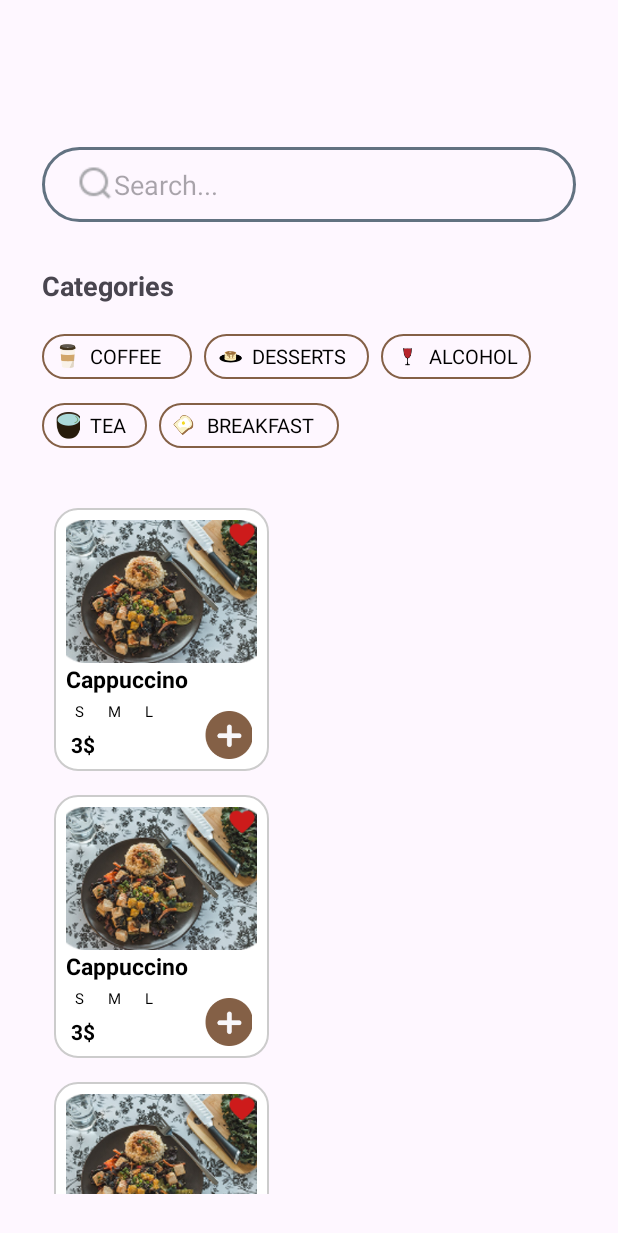
After one commit to mitiie/android_app_final, an Android app: the layout activity_home.xml on its own in the app's theme, with its tools: preview values and no code run, on a phone screen of 412 x 824 dp. The commit adds this screen. Shown: the top 1233 px of the screen. Run offline under Robolectric (Android 15) with nearby library versions, the phone set to English and light mode, and no system bars.

Commit message:
implement home screen

```diff
--- a/app/src/main/AndroidManifest.xml
+++ b/app/src/main/AndroidManifest.xml
@@ -25,5 +25,6 @@
             android:name=".LoginActivity"
             android:exported="true" />
         <activity android:name=".RegisterActivity" />
+        <activity android:name=".HomeActivity" />
     </application>
 </manifest>
--- /dev/null
+++ b/app/src/main/java/com/example/androidappfinal/HomeActivity.java
@@ -0,0 +1,22 @@
+package com.example.androidappfinal;
+
+import android.os.Bundle;
+import androidx.appcompat.app.AppCompatActivity;
+import androidx.recyclerview.widget.GridLayoutManager;
+import androidx.recyclerview.widget.RecyclerView;
+import java.util.ArrayList;
+import java.util.List;
+
+public class HomeActivity extends AppCompatActivity {
+    RecyclerView rvItems;
+
+    @Override
+    protected void onCreate(Bundle savedInstanceState) {
+        super.onCreate(savedInstanceState);
+        setContentView(R.layout.activity_home);
+
+        rvItems = findViewById(R.id.rvItems);
+        rvItems.setLayoutManager(new GridLayoutManager(this, 2));
+
+    }
+}
--- /dev/null
+++ b/app/src/main/res/drawable/bg_category_button.xml
@@ -0,0 +1,15 @@
+<!-- res/drawable/bg_search.xml -->
+<shape xmlns:android="http://schemas.android.com/apk/res/android"
+    android:shape="rectangle">
+
+    <!-- Màu nền trong suốt hoặc màu khác nếu muốn -->
+    <solid android:color="@android:color/transparent"/>
+
+    <!-- Viền màu #627281, độ dày 2dp (có thể thay đổi) -->
+    <stroke
+        android:width="1dp"
+        android:color="#846046" />
+
+    <!-- Bo góc 100dp -->
+    <corners android:radius="33dp"/>
+</shape>
--- /dev/null
+++ b/app/src/main/res/drawable/bg_search.xml
@@ -0,0 +1,12 @@
+<!-- res/drawable/bg_search.xml -->
+<shape xmlns:android="http://schemas.android.com/apk/res/android"
+    android:shape="rectangle">
+
+    <solid android:color="@android:color/transparent"/>
+
+    <stroke
+        android:width="2dp"
+        android:color="#627281" />
+
+    <corners android:radius="100dp"/>
+</shape>
--- a/app/src/main/res/drawable/edittext_background.xml
+++ b/app/src/main/res/drawable/edittext_background.xml
@@ -1,5 +1,5 @@
 <shape xmlns:android="http://schemas.android.com/apk/res/android" android:shape="rectangle">
     <solid android:color="#FFFFFF"/>
-    <corners android:radius="10dp"/>
+    <corners android:radius="15dp"/>
     <stroke android:width="1dp" android:color="#CCCCCC"/>
 </shape>
--- a/app/src/main/res/layout/activity_favourite.xml
+++ b/app/src/main/res/layout/activity_favourite.xml
@@ -9,7 +9,7 @@
     <!-- Thanh tìm kiếm -->
     <EditText
         android:layout_width="match_parent"
-        android:layout_height="wrap_content"
+        android:layout_height="50dp"
         android:hint="Search..."
         android:drawableLeft="@drawable/ic_search"
         android:background="@drawable/edittext_background"
--- /dev/null
+++ b/app/src/main/res/layout/activity_home.xml
@@ -0,0 +1,196 @@
+<?xml version="1.0" encoding="utf-8"?>
+<androidx.constraintlayout.widget.ConstraintLayout xmlns:android="http://schemas.android.com/apk/res/android"
+    xmlns:app="http://schemas.android.com/apk/res-auto"
+    xmlns:tools="http://schemas.android.com/tools"
+    android:layout_width="match_parent"
+    android:layout_height="match_parent"
+    android:padding="28dp"
+    tools:context=".HomeActivity">
+
+    <EditText
+        android:id="@+id/edtSearch"
+        android:layout_width="0dp"
+        android:layout_height="50dp"
+        android:hint="Search..."
+        android:drawableLeft="@drawable/ic_search"
+        android:background="@drawable/bg_search"
+        android:paddingStart="24dp"
+        android:paddingEnd="24dp"
+        android:gravity="center_vertical"
+        android:layout_marginTop="70dp"
+        app:layout_constraintTop_toTopOf="parent"
+        app:layout_constraintStart_toStartOf="parent"
+        app:layout_constraintEnd_toEndOf="parent" />
+
+    <!-- Label Categories -->
+    <TextView
+        android:id="@+id/tvCategories"
+        android:layout_width="wrap_content"
+        android:layout_height="wrap_content"
+        android:text="Categories"
+        android:textSize="18sp"
+        android:textStyle="bold"
+        android:layout_marginTop="30dp"
+        app:layout_constraintTop_toBottomOf="@id/edtSearch"
+        app:layout_constraintStart_toStartOf="@id/edtSearch" />
+
+    <!-- Danh sách Categories (2 hàng) -->
+    <LinearLayout
+        android:id="@+id/categoryLayout"
+        android:layout_width="match_parent"
+        android:layout_height="wrap_content"
+        android:orientation="vertical"
+        android:layout_marginTop="20dp"
+        app:layout_constraintTop_toBottomOf="@id/tvCategories"
+        app:layout_constraintStart_toStartOf="@id/tvCategories">
+
+        <!-- Hàng 1: 3 nút -->
+        <LinearLayout
+            android:layout_width="wrap_content"
+            android:layout_height="wrap_content"
+            android:orientation="horizontal">
+
+            <!-- COFFEE -->
+            <LinearLayout
+                android:layout_width="100dp"
+                android:layout_height="30dp"
+                android:orientation="horizontal"
+                android:background="@drawable/bg_category_button"
+                android:gravity="center_vertical"
+                android:paddingStart="8dp"
+                android:layout_marginEnd="8dp"
+                android:layout_marginBottom="8dp">
+
+                <ImageView
+                    android:layout_width="18dp"
+                    android:layout_height="18dp"
+                    android:src="@drawable/ic_coffee" />
+
+                <TextView
+                    android:layout_width="wrap_content"
+                    android:layout_height="wrap_content"
+                    android:text="COFFEE"
+                    android:textColor="@android:color/black"
+                    android:textSize="13sp"
+                    android:layout_marginStart="6dp" />
+            </LinearLayout>
+
+            <!-- DESSERTS -->
+            <LinearLayout
+                android:layout_width="110dp"
+                android:layout_height="30dp"
+                android:orientation="horizontal"
+                android:background="@drawable/bg_category_button"
+                android:gravity="center_vertical"
+                android:paddingStart="8dp"
+                android:layout_marginEnd="8dp"
+                android:layout_marginBottom="8dp">
+
+                <ImageView
+                    android:layout_width="18dp"
+                    android:layout_height="18dp"
+                    android:src="@drawable/ic_desserts" />
+
+                <TextView
+                    android:layout_width="wrap_content"
+                    android:layout_height="wrap_content"
+                    android:text="DESSERTS"
+                    android:textColor="@android:color/black"
+                    android:textSize="13sp"
+                    android:layout_marginStart="6dp" />
+            </LinearLayout>
+
+            <!-- ALCOHOL -->
+            <LinearLayout
+                android:layout_width="100dp"
+                android:layout_height="30dp"
+                android:orientation="horizontal"
+                android:background="@drawable/bg_category_button"
+                android:gravity="center_vertical"
+                android:paddingStart="8dp"
+                android:layout_marginBottom="8dp">
+
+                <ImageView
+                    android:layout_width="18dp"
+                    android:layout_height="18dp"
+                    android:src="@drawable/ic_wine" />
+
+                <TextView
+                    android:layout_width="wrap_content"
+                    android:layout_height="wrap_content"
+                    android:text="ALCOHOL"
+                    android:textColor="@android:color/black"
+                    android:textSize="13sp"
+                    android:layout_marginStart="6dp" />
+            </LinearLayout>
+        </LinearLayout>
+
+        <!-- Hàng 2: 2 nút -->
+        <LinearLayout
+            android:layout_width="wrap_content"
+            android:layout_height="wrap_content"
+            android:orientation="horizontal"
+            android:layout_marginTop="8dp">
+
+            <LinearLayout
+                android:layout_width="70dp"
+                android:layout_height="30dp"
+                android:orientation="horizontal"
+                android:background="@drawable/bg_category_button"
+                android:gravity="center_vertical"
+                android:paddingStart="8dp"
+                android:layout_marginEnd="8dp"
+                android:layout_marginBottom="8dp">
+
+                <ImageView
+                    android:layout_width="18dp"
+                    android:layout_height="18dp"
+                    android:src="@drawable/ic_tea" />
+
+                <TextView
+                    android:layout_width="wrap_content"
+                    android:layout_height="wrap_content"
+                    android:text="TEA"
+                    android:textColor="@android:color/black"
+                    android:textSize="13sp"
+                    android:layout_marginStart="6dp" />
+            </LinearLayout>
+
+            <LinearLayout
+                android:layout_width="120dp"
+                android:layout_height="30dp"
+                android:orientation="horizontal"
+                android:background="@drawable/bg_category_button"
+                android:gravity="center_vertical"
+                android:paddingStart="8dp"
+                android:layout_marginBottom="8dp">
+
+                <ImageView
+                    android:layout_width="18dp"
+                    android:layout_height="18dp"
+                    android:src="@drawable/ic_bread" />
+
+                <TextView
+                    android:layout_width="wrap_content"
+                    android:layout_height="wrap_content"
+                    android:text="BREAKFAST"
+                    android:textColor="@android:color/black"
+                    android:textSize="13sp"
+                    android:layout_marginStart="6dp" />
+            </LinearLayout>
+        </LinearLayout>
+
+    </LinearLayout>
+
+    <androidx.recyclerview.widget.RecyclerView
+        android:id="@+id/rvItems"
+        android:layout_width="0dp"
+        android:layout_height="0dp"
+        android:layout_marginTop="24dp"
+        app:layout_constraintTop_toBottomOf="@id/categoryLayout"
+        app:layout_constraintBottom_toBottomOf="parent"
+        app:layout_constraintStart_toStartOf="parent"
+        app:layout_constraintEnd_toEndOf="parent"
+        tools:listitem="@layout/item_home" />
+
+</androidx.constraintlayout.widget.ConstraintLayout>
--- /dev/null
+++ b/app/src/main/res/layout/item_home.xml
@@ -0,0 +1,110 @@
+<?xml version="1.0" encoding="utf-8"?>
+<androidx.constraintlayout.widget.ConstraintLayout xmlns:android="http://schemas.android.com/apk/res/android"
+    xmlns:app="http://schemas.android.com/apk/res-auto"
+    android:layout_width="143dp"
+    android:layout_height="175dp"
+    android:layout_margin="8dp"
+    android:background="@drawable/edittext_background"
+    android:padding="8dp">
+
+    <!-- Ảnh đồ uống -->
+    <ImageView
+        android:id="@+id/imgDrink"
+        android:layout_width="0dp"
+        android:layout_height="0dp"
+        android:scaleType="centerCrop"
+        android:src="@drawable/image_product1"
+        app:layout_constraintTop_toTopOf="parent"
+        app:layout_constraintStart_toStartOf="parent"
+        app:layout_constraintEnd_toEndOf="parent"
+        app:layout_constraintDimensionRatio="4:3" />
+
+    <!-- Nút trái tim -->
+    <ImageButton
+        android:id="@+id/btnFavorite"
+        android:layout_width="20dp"
+        android:layout_height="20dp"
+        android:background="@android:color/transparent"
+        android:scaleType="centerCrop"
+        android:src="@drawable/ic_favorite"
+        app:layout_constraintEnd_toEndOf="@id/imgDrink"
+        app:layout_constraintTop_toTopOf="@id/imgDrink" />
+
+    <!-- Tên đồ uống -->
+    <TextView
+        android:id="@+id/tvDrinkName"
+        android:layout_width="wrap_content"
+        android:layout_height="wrap_content"
+        android:text="Cappuccino"
+        android:textStyle="bold"
+        android:textSize="15sp"
+        android:textColor="#000000"
+        app:layout_constraintTop_toBottomOf="@id/imgDrink"
+        app:layout_constraintStart_toStartOf="parent" />
+
+    <!-- Dãy kích cỡ S M L -->
+    <LinearLayout
+        android:id="@+id/layoutSizes"
+        android:layout_width="wrap_content"
+        android:layout_height="wrap_content"
+        android:orientation="horizontal"
+        android:layout_marginTop="2dp"
+        app:layout_constraintTop_toBottomOf="@id/tvDrinkName"
+        app:layout_constraintStart_toStartOf="parent">
+
+        <TextView
+            android:layout_width="wrap_content"
+            android:layout_height="wrap_content"
+            android:text="S"
+            android:textSize="10sp"
+            android:textColor="#000000"
+            android:paddingHorizontal="6dp"
+            android:paddingVertical="2dp"
+            android:layout_marginEnd="4dp" />
+
+        <TextView
+            android:layout_width="wrap_content"
+            android:layout_height="wrap_content"
+            android:text="M"
+            android:textSize="10sp"
+            android:textColor="#000000"
+            android:paddingHorizontal="6dp"
+            android:paddingVertical="2dp"
+            android:layout_marginEnd="4dp" />
+
+        <TextView
+            android:layout_width="wrap_content"
+            android:layout_height="wrap_content"
+            android:text="L"
+            android:textSize="10sp"
+            android:textColor="#000000"
+            android:paddingHorizontal="6dp"
+            android:paddingVertical="2dp" />
+    </LinearLayout>
+
+    <!-- Giá tiền -->
+    <TextView
+        android:id="@+id/tvPrice"
+        android:layout_width="wrap_content"
+        android:layout_height="wrap_content"
+        android:text="3$"
+        android:textSize="14sp"
+        android:textStyle="bold"
+        android:textColor="#000000"
+        android:layout_marginStart="3dp"
+        app:layout_constraintTop_toBottomOf="@id/layoutSizes"
+        app:layout_constraintStart_toStartOf="parent"
+        android:layout_marginTop="3dp" />
+
+    <!-- Nút thêm-->
+    <ImageButton
+        android:id="@+id/btnAdd"
+        android:layout_width="32dp"
+        android:layout_height="32dp"
+        android:layout_marginEnd="3dp"
+        android:background="@drawable/btn_plus"
+        android:scaleType="centerCrop"
+        app:layout_constraintBottom_toBottomOf="parent"
+        app:layout_constraintEnd_toEndOf="parent" />
+
+</androidx.constraintlayout.widget.ConstraintLayout>
```
Also changed, not shown: app/src/main/res/drawable/btn_plus.png (added), app/src/main/res/drawable/ic_bread.png (added), app/src/main/res/drawable/ic_coffee.png (added), app/src/main/res/drawable/ic_desserts.png (added), app/src/main/res/drawable/ic_tea.png (added), app/src/main/res/drawable/ic_wine.png (added).
